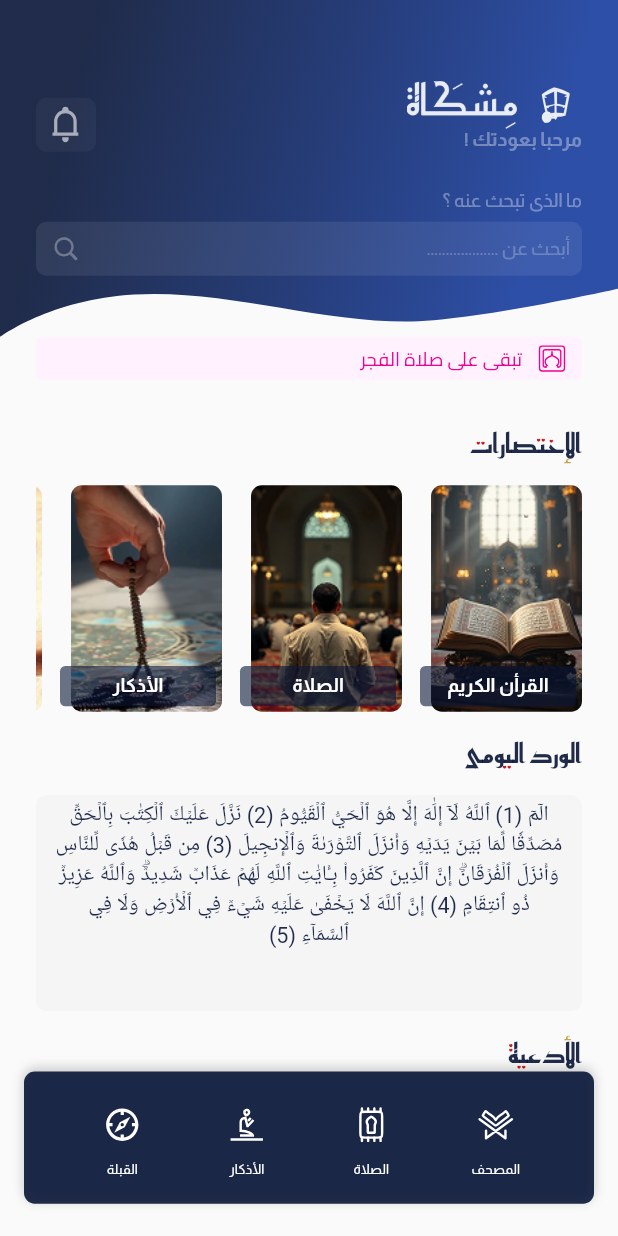
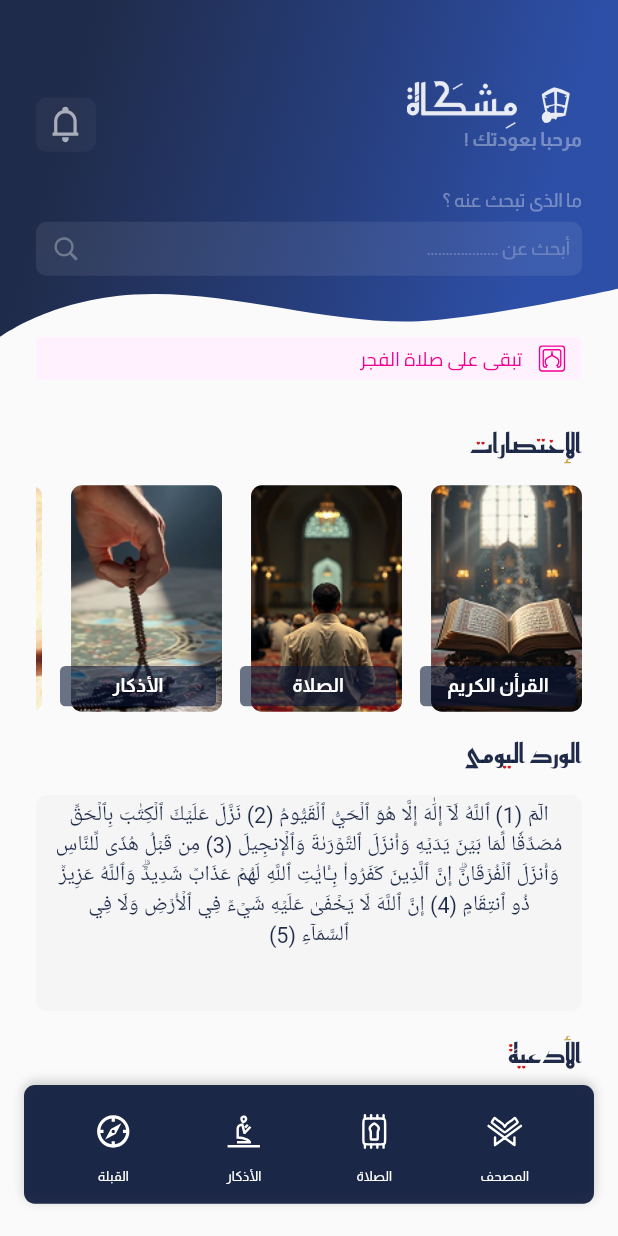
Before and after one commit to SalahFathy25/Islamic_App, a Flutter app: the HomeScreen screen opened by its route, on a phone screen of 412 x 824 dp. Run offline on Flutter 3.47's test engine with Material 3 defaults, Android fonts, the phone set to English and light mode, and no system bars; our stand-ins replace audioplayers, device_preview, dio, flutter_bloc, flutter_screenutil, flutter_svg and 5 more; accounts and stored records are empty; Roboto replaces fonts that are missing (AmiriQuran).

Commit message:
- change height of nav bar from 98 to 88 and remove vertical padding from it.

```diff
--- a/lib/app/features/home/presentation/widgets/home_bottom_nav_bar.dart
+++ b/lib/app/features/home/presentation/widgets/home_bottom_nav_bar.dart
@@ -15,9 +15,9 @@ class HomeBottomNavBar extends StatelessWidget {
   @override
   Widget build(BuildContext context) {
     return Container(
-      padding: EdgeInsets.symmetric(vertical: 16.0.h, horizontal: 24.0.w),
+      padding: EdgeInsets.symmetric(horizontal: 16.0.w),
       margin: EdgeInsets.only(right: 16.0.w, left: 16.0.w, bottom: 24.0.h),
-      height: 98.h,
+      height: 88.h,
       decoration: BoxDecoration(
         borderRadius: BorderRadius.circular(8.0.r),
         color: AppColors.mainColor.withValues(alpha: 0.9),
```
